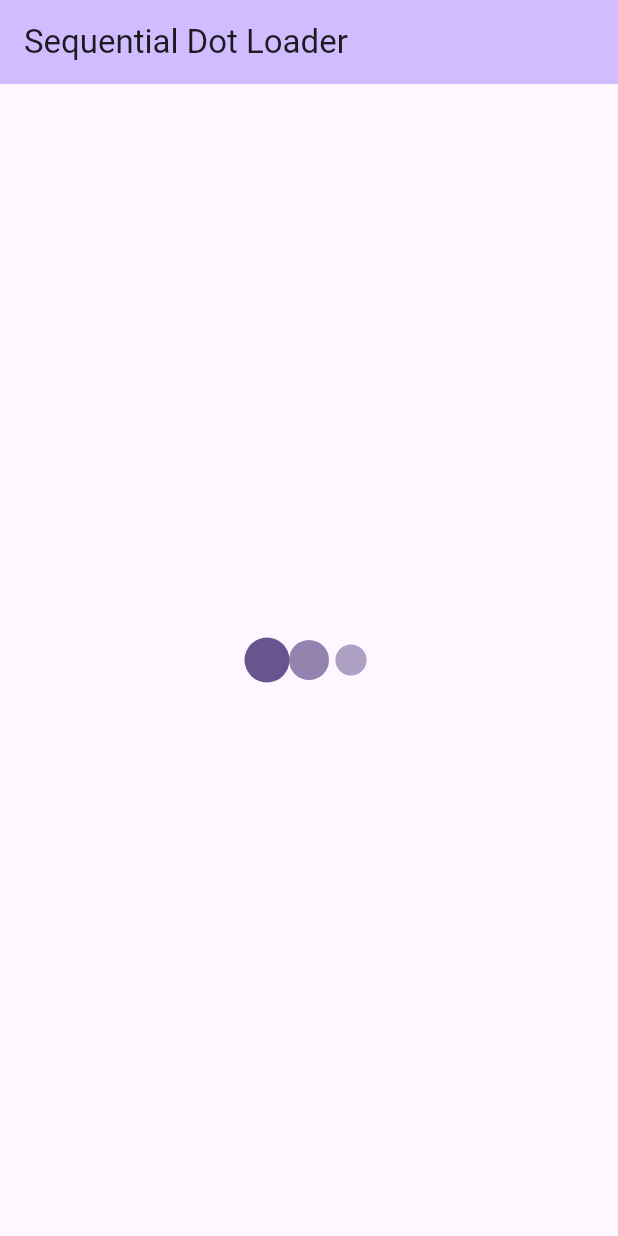
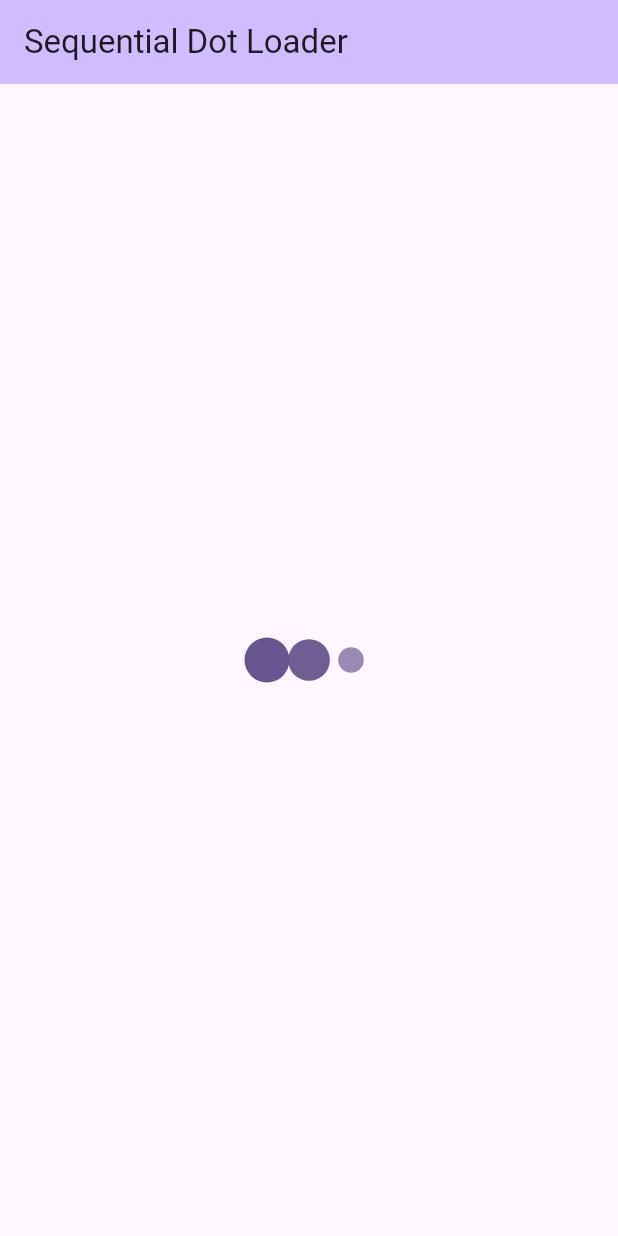
Before and after one commit to ahmedjalambo-dev/advanced_animation_chain_demo, a Flutter app: the screen it shows after launch, on a phone screen of 412 x 824 dp. Run offline on Flutter 3.47's test engine with Material 3 defaults, Android fonts, the phone set to English and light mode, and no system bars.

```diff
--- a/lib/sequential_dot_loader.dart
+++ b/lib/sequential_dot_loader.dart
@@ -23,16 +23,16 @@ class _SequentialDotLoaderState extends State<SequentialDotLoader>
     // 1. Initialize the AnimationController
     _controller = AnimationController(
       vsync: this,
-      duration: const Duration(milliseconds: 1200),
+      duration: const Duration(milliseconds: 900),
     );
 
     // 2. Define the Tween animations using Intervals to create the sequence
 
     // Dot 1: Animates in the first part of the controller's timeline (0% to 50%)
-    _scale1 = Tween<double>(begin: 1.0, end: 1.5).animate(
+    _scale1 = Tween<double>(begin: 0.5, end: 1.5).animate(
       CurvedAnimation(
         parent: _controller,
-        curve: const Interval(0.0, 0.5, curve: Curves.easeInOut),
+        curve: const Interval(0.0, 0.5, curve: Curves.easeIn),
       ),
     );
     _opacity1 = Tween<double>(begin: 0.5, end: 1.0).animate(
@@ -43,10 +43,10 @@ class _SequentialDotLoaderState extends State<SequentialDotLoader>
     );
 
     // Dot 2: Animates in the middle part (20% to 70%)
-    _scale2 = Tween<double>(begin: 1.0, end: 1.5).animate(
+    _scale2 = Tween<double>(begin: 0.5, end: 1.5).animate(
       CurvedAnimation(
         parent: _controller,
-        curve: const Interval(0.2, 0.7, curve: Curves.easeInOut),
+        curve: const Interval(0.2, 0.7, curve: Curves.easeIn),
       ),
     );
     _opacity2 = Tween<double>(begin: 0.5, end: 1.0).animate(
@@ -57,10 +57,10 @@ class _SequentialDotLoaderState extends State<SequentialDotLoader>
     );
 
     // Dot 3: Animates in the last part (40% to 90%)
-    _scale3 = Tween<double>(begin: 1.0, end: 1.5).animate(
+    _scale3 = Tween<double>(begin: 0.5, end: 1.5).animate(
       CurvedAnimation(
         parent: _controller,
-        curve: const Interval(0.4, 0.9, curve: Curves.easeInOut),
+        curve: const Interval(0.4, 0.9, curve: Curves.easeIn),
       ),
     );
     _opacity3 = Tween<double>(begin: 0.5, end: 1.0).animate(
```
